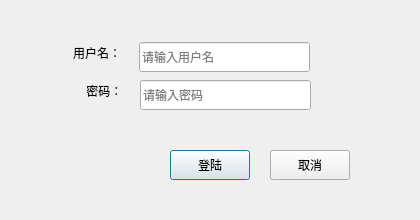
Above: User/logindialog.ui from hustr/SalaryManage before the change. Below: the same form after it.
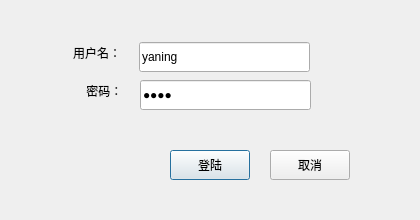
That is the form after the change.

Diff of the .ui file:
```diff
--- a/User/logindialog.ui
+++ b/User/logindialog.ui
@@ -48,6 +48,9 @@
      <height>30</height>
     </rect>
    </property>
+   <property name="text">
+    <string>yaning</string>
+   </property>
    <property name="placeholderText">
     <string>请输入用户名</string>
    </property>
@@ -61,6 +64,9 @@
      <height>30</height>
     </rect>
    </property>
+   <property name="text">
+    <string>abcd</string>
+   </property>
    <property name="echoMode">
     <enum>QLineEdit::Password</enum>
    </property>
```
